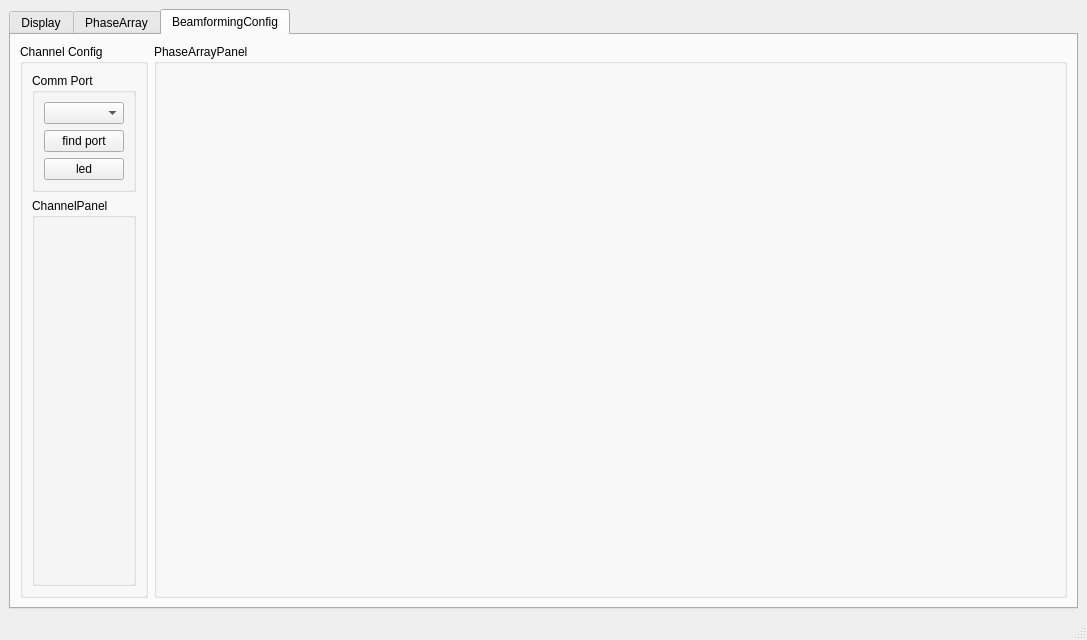
Before: the Qt Designer form src/radeye/panel.ui in hotung1027/radeye, drawn with Qt 5.
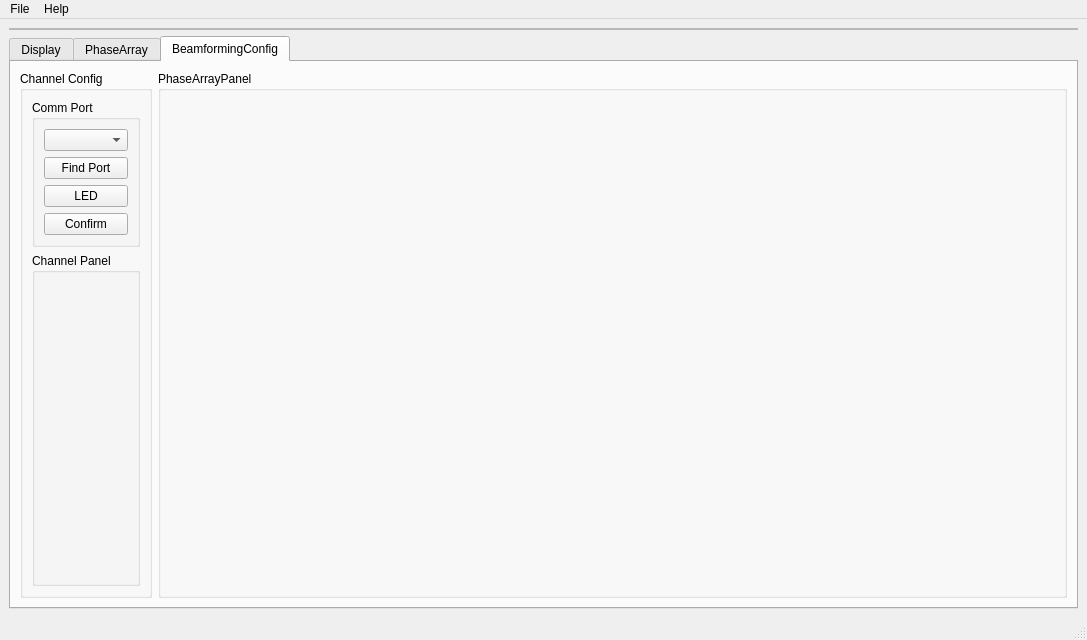
After: the same form once the commit is applied. The open tabs and pages were chosen to show the change. Icons and pictures are not drawn. Custom widgets are drawn as their Qt base class.

```diff
--- a/src/radeye/panel.ui
+++ b/src/radeye/panel.ui
@@ -30,7 +30,7 @@
     </sizepolicy>
    </property>
    <layout class="QGridLayout" name="gridLayout_6">
-    <item row="0" column="0">
+    <item row="2" column="0">
      <widget class="QTabWidget" name="tabWidget">
       <property name="layoutDirection">
        <enum>Qt::LeftToRight</enum>
@@ -1677,7 +1677,7 @@
            <item row="1" column="0">
             <widget class="QGroupBox" name="groupBox_6">
              <property name="title">
-              <string>ChannelPanel</string>
+              <string>Channel Panel</string>
              </property>
              <layout class="QGridLayout" name="channelGrid"/>
             </widget>
@@ -1694,14 +1694,21 @@
               <item>
                <widget class="QPushButton" name="findComPortButton">
                 <property name="text">
-                 <string>find port</string>
+                 <string>Find Port</string>
                 </property>
                </widget>
               </item>
               <item>
                <widget class="QPushButton" name="led">
                 <property name="text">
-                 <string>led</string>
+                 <string>LED</string>
+                </property>
+               </widget>
+              </item>
+              <item>
+               <widget class="QPushButton" name="confirmButton">
+                <property name="text">
+                 <string>Confirm</string>
                 </property>
                </widget>
               </item>
@@ -1723,6 +1730,30 @@
       </widget>
      </widget>
     </item>
+    <item row="1" column="0">
+     <widget class="QFrame" name="menuFrame">
+      <property name="frameShape">
+       <enum>QFrame::StyledPanel</enum>
+      </property>
+      <property name="frameShadow">
+       <enum>QFrame::Raised</enum>
+      </property>
+      <layout class="QHBoxLayout" name="horizontalLayout_33">
+       <property name="leftMargin">
+        <number>0</number>
+       </property>
+       <property name="topMargin">
+        <number>0</number>
+       </property>
+       <property name="rightMargin">
+        <number>0</number>
+       </property>
+       <property name="bottomMargin">
+        <number>0</number>
+       </property>
+      </layout>
+     </widget>
+    </item>
    </layout>
   </widget>
   <widget class="QMenuBar" name="menubar">
@@ -1734,6 +1765,22 @@
      <height>22</height>
     </rect>
    </property>
+   <widget class="QMenu" name="menuConfig">
+    <property name="title">
+     <string>File</string>
+    </property>
+    <addaction name="actionSave"/>
+    <addaction name="actionExport"/>
+    <addaction name="actionImport"/>
+   </widget>
+   <widget class="QMenu" name="menuHelp">
+    <property name="title">
+     <string>Help</string>
+    </property>
+    <addaction name="actionDocument"/>
+   </widget>
+   <addaction name="menuConfig"/>
+   <addaction name="menuHelp"/>
   </widget>
   <widget class="QStatusBar" name="statusbar"/>
  </widget>
```
Left out of the diff: 29 changed lines with no effect on the pictures.
